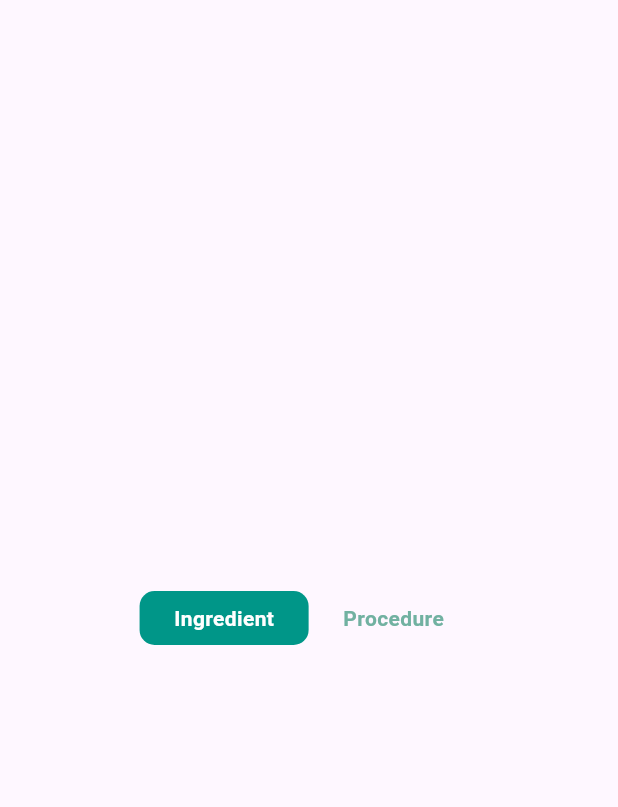
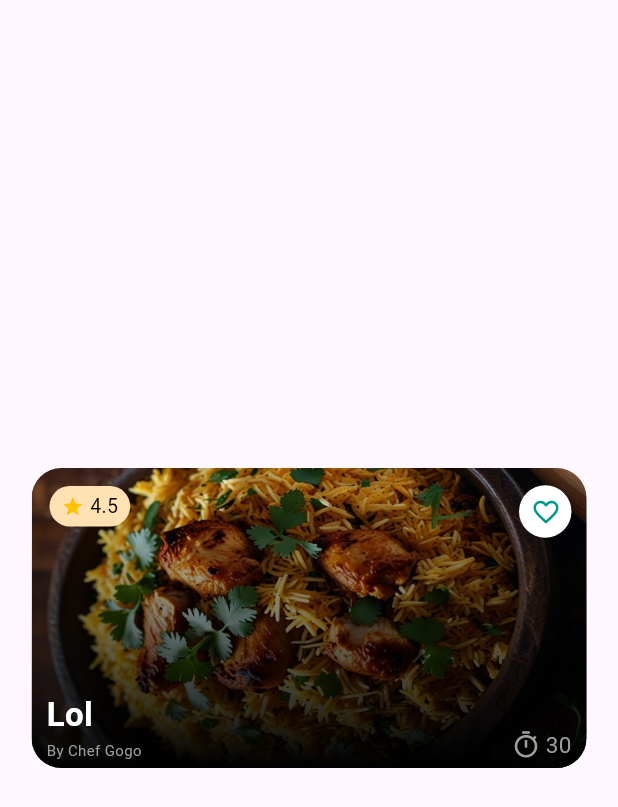
Before and after one commit to hannaabdou/Recipe-Book-App, a Flutter app: the screen it shows after launch, on a phone screen of 412 x 824 dp. Shown: the top 807 px of the screen. Run offline on Flutter 3.47's test engine with Material 3 defaults, Android fonts, the light colour scheme and no system bars.

Commit message:
End Update 'Abdelsatar'

```diff
--- a/lib/screens/HomePage.dart
+++ b/lib/screens/HomePage.dart
@@ -1,6 +1,6 @@
 import 'package:flutter/material.dart';
 
-import '../widgets/CustomFilter.dart';
+import '../widgets/CustomRecipeCard.dart';
 
 class HomePage extends StatelessWidget {
   final List<String> filters = [
@@ -12,8 +12,19 @@ class HomePage extends StatelessWidget {
   Widget build(BuildContext context) {
     return Scaffold(
       body: Center(
-        child: CustomFilter(
-          filters: filters,
+        child: Column(
+          mainAxisAlignment: MainAxisAlignment.center,
+          children: [
+            CustomRecipeCard(
+              title: 'Lol',
+              imageUrl: 'assets/IMG/Recipe Photos/Spicy Chicken Biryani.jpg',
+              targetPage: (){},
+              onFavoritePressed: (){},
+              rating: 4.5,
+              cookingTime: 30,
+              chefName: 'Gogo',
+            ),
+          ],
         ),
       ),
     );
--- a/lib/widgets/CustomRecipeCard.dart
+++ b/lib/widgets/CustomRecipeCard.dart
@@ -4,7 +4,7 @@ class CustomRecipeCard extends StatelessWidget {
   final String title;
   final String chefName;
   final double rating;
-  final String cookingTime;
+  final int cookingTime;
   final String imageUrl;
   final VoidCallback onFavoritePressed;
   final VoidCallback targetPage;
@@ -96,7 +96,7 @@ class CustomRecipeCard extends StatelessWidget {
                     width: 3,
                   ),
                   Text(
-                    cookingTime,
+                    cookingTime.toString(),
                     style: TextStyle(color: Colors.grey, fontSize: 15),
                   ),
                 ],
@@ -111,6 +111,7 @@ class CustomRecipeCard extends StatelessWidget {
                   color: Colors.white,
                   shape: CircleBorder(),
                 ),
+                child: Center(
                   child: IconButton(
                     icon: Icon(
                       Icons.favorite_border_outlined,
@@ -118,6 +119,7 @@ class CustomRecipeCard extends StatelessWidget {
                     ),
                     color: Colors.teal,
                     onPressed: () {},
+                  ),
                 ),
               ),
             ),
```
Lines whose indentation alone changed are shown as unchanged.
